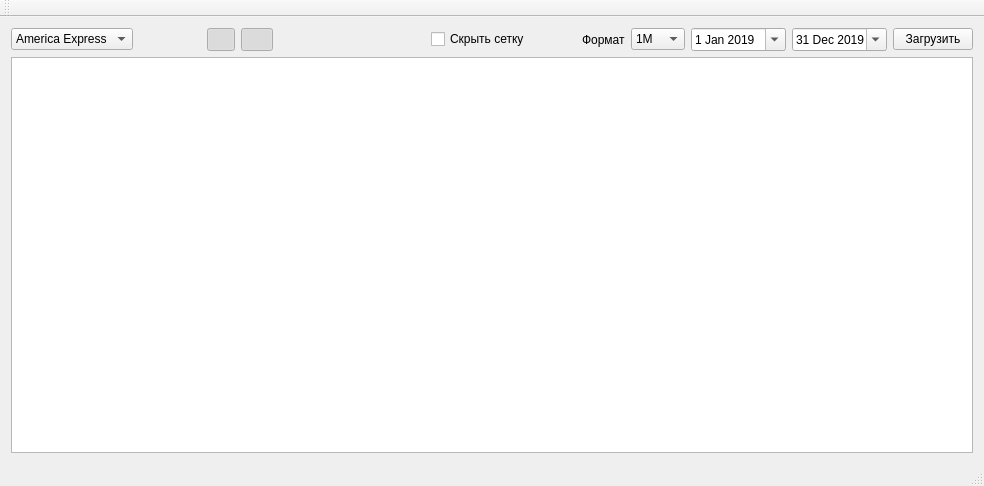
The window that mainwindow.ui (Hotactioncop/Qt-charts) describes before a commit, drawn with Qt 5.
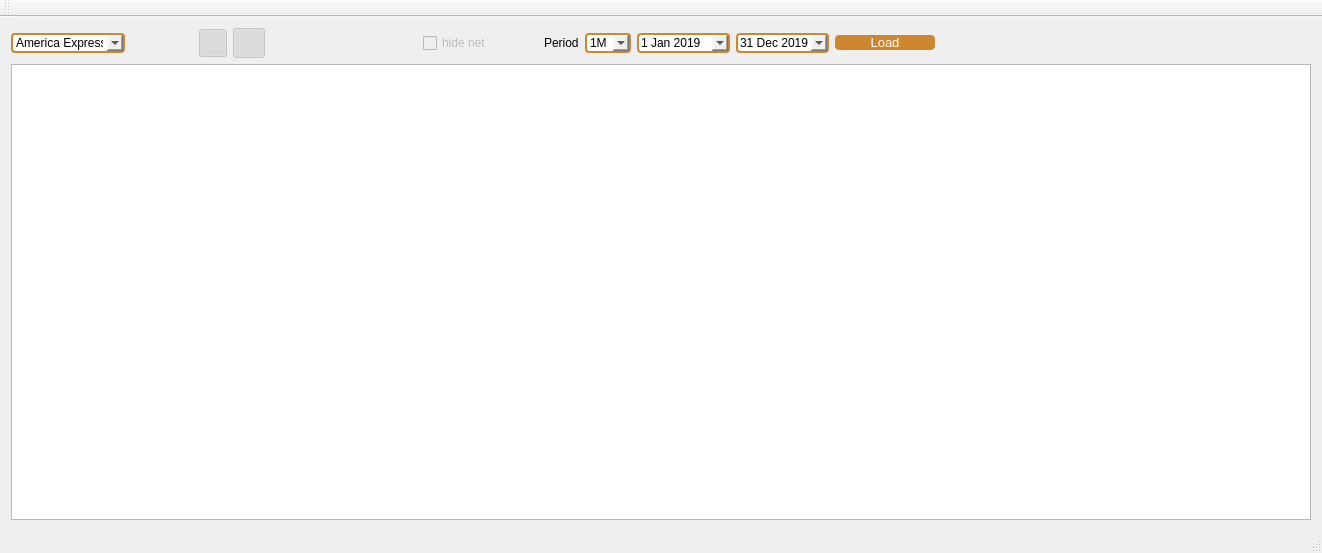
The same window after the commit. Icons and pictures are not drawn.

```diff
--- a/mainwindow.ui
+++ b/mainwindow.ui
@@ -6,8 +6,8 @@
    <rect>
     <x>0</x>
     <y>0</y>
-    <width>905</width>
-    <height>486</height>
+    <width>1322</width>
+    <height>553</height>
    </rect>
   </property>
   <property name="windowTitle">
@@ -18,11 +18,22 @@
     <normaloff>Images/bar-chart1.png</normaloff>Images/bar-chart1.png</iconset>
   </property>
   <widget class="QWidget" name="centralWidget">
-   <layout class="QGridLayout" name="gridLayout">
-    <item row="0" column="0">
+   <layout class="QVBoxLayout" name="verticalLayout_2">
+    <item>
      <layout class="QHBoxLayout" name="horizontalLayout">
       <item>
        <widget class="QComboBox" name="comboName">
+        <property name="styleSheet">
+         <string notr="true">QComboBox{
+border: 2px solid #cd8731;
+border-radius: 4px;
+}
+QComboBox:hover{
+border: 2px solid rgb(229,161,87);
+border-radius: 4px;
+}
+</string>
+        </property>
         <property name="currentIndex">
          <number>1</number>
         </property>
@@ -44,6 +55,24 @@
        </widget>
       </item>
       <item>
+       <widget class="QWidget" name="widgetManage" native="true">
+        <property name="enabled">
+         <bool>false</bool>
+        </property>
+        <layout class="QHBoxLayout" name="horizontalLayout_3">
+         <property name="leftMargin">
+          <number>0</number>
+         </property>
+         <property name="topMargin">
+          <number>0</number>
+         </property>
+         <property name="rightMargin">
+          <number>0</number>
+         </property>
+         <property name="bottomMargin">
+          <number>0</number>
+         </property>
+         <item>
        <widget class="QPushButton" name="pushButtonATR">
         <property name="maximumSize">
          <size>
@@ -314,7 +343,7 @@
       <item>
        <widget class="QCheckBox" name="checkBoxNet">
         <property name="text">
-         <string>Скрыть сетку</string>
+            <string>hide net</string>
         </property>
        </widget>
       </item>
@@ -338,15 +367,29 @@
         </property>
        </widget>
       </item>
+        </layout>
+       </widget>
+      </item>
       <item>
        <widget class="QLabel" name="label">
         <property name="text">
-         <string>Формат</string>
+         <string>Period</string>
         </property>
        </widget>
       </item>
       <item>
        <widget class="QComboBox" name="comboBox">
+        <property name="styleSheet">
+         <string notr="true">QComboBox{
+border: 2px solid #cd8731;
+border-radius: 4px;
+}
+QComboBox:hover{
+border: 2px solid rgb(229,161,87);
+border-radius: 4px;
+}
+</string>
+        </property>
         <property name="currentIndex">
          <number>1</number>
         </property>
@@ -394,6 +437,17 @@
       </item>
       <item>
        <widget class="QDateEdit" name="dateFrom">
+        <property name="styleSheet">
+         <string notr="true">QDateEdit{
+border: 2px solid #cd8731;
+border-radius: 4px;
+}
+QDateEdit:hover{
+border: 2px solid rgb(229,161,87);
+border-radius: 4px;
+}
+</string>
+        </property>
         <property name="dateTime">
          <datetime>
           <hour>0</hour>
@@ -425,6 +479,17 @@
       </item>
       <item>
        <widget class="QDateEdit" name="dateTo">
+        <property name="styleSheet">
+         <string notr="true">QDateEdit{
+border: 2px solid #cd8731;
+border-radius: 4px;
+}
+QDateEdit:hover{
+border: 2px solid rgb(229,161,87);
+border-radius: 4px;
+}
+</string>
+        </property>
         <property name="dateTime">
          <datetime>
           <hour>0</hour>
@@ -456,8 +521,30 @@
       </item>
       <item>
        <widget class="QPushButton" name="LoadButton">
+        <property name="minimumSize">
+         <size>
+          <width>100</width>
+          <height>0</height>
+         </size>
+        </property>
+        <property name="styleSheet">
+         <string notr="true">QPushButton {
+background-color: #cd8731;
+border-radius: 4px;
+color: #ffffff;
+font-size: 10pt;
+border: none;
+}
+QPushButton:hover {
+background-color: rgb(229,161,87);
+border-radius: 4px;
+color: #ffffff;
+font-size: 10pt;
+border: none;
+}</string>
+        </property>
         <property name="text">
-         <string>Загрузить</string>
+         <string>Load</string>
         </property>
        </widget>
       </item>
@@ -468,15 +555,15 @@
         </property>
         <property name="sizeHint" stdset="0">
          <size>
-          <width>40</width>
-          <height>20</height>
+          <width>13</width>
+          <height>30</height>
          </size>
         </property>
        </spacer>
       </item>
      </layout>
     </item>
-    <item row="1" column="0">
+    <item>
      <widget class="QWidget" name="widget" native="true">
       <layout class="QVBoxLayout" name="verticalLayout">
        <property name="spacing">
```
Left out of the diff: 30 changed lines with no effect on the pictures. Lines whose indentation alone changed are shown as unchanged.
